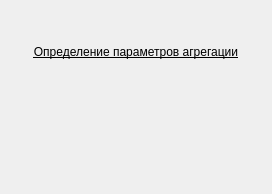
Before: the Qt Designer form choisedialog/agr1.ui in krang4d/Agrekola, drawn with Qt 5.
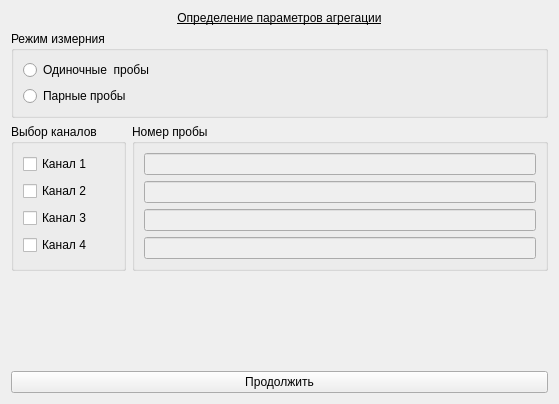
After: the same form once the commit is applied. Custom widgets are drawn as their Qt base class.

```diff
--- a/choisedialog/agr1.ui
+++ b/choisedialog/agr1.ui
@@ -6,8 +6,8 @@
    <rect>
     <x>0</x>
     <y>0</y>
-    <width>272</width>
-    <height>194</height>
+    <width>559</width>
+    <height>381</height>
    </rect>
   </property>
   <property name="windowTitle">
@@ -25,18 +25,143 @@
     </widget>
    </item>
    <item>
-    <widget class="StartMeasurment" name="widget" native="true"/>
+    <widget class="QGroupBox" name="groupBox_test1probe">
+     <property name="sizePolicy">
+      <sizepolicy hsizetype="Preferred" vsizetype="Fixed">
+       <horstretch>0</horstretch>
+       <verstretch>0</verstretch>
+      </sizepolicy>
+     </property>
+     <property name="title">
+      <string notr="true">Режим измерния</string>
+     </property>
+     <property name="flat">
+      <bool>false</bool>
+     </property>
+     <property name="checkable">
+      <bool>false</bool>
+     </property>
+     <layout class="QVBoxLayout" name="verticalLayout_11">
+      <item>
+       <widget class="QRadioButton" name="radioButton_test1single">
+        <property name="text">
+         <string>Одиночные  пробы</string>
+        </property>
+       </widget>
+      </item>
+      <item>
+       <widget class="QRadioButton" name="radioButton_test1double">
+        <property name="text">
+         <string>Парные пробы</string>
+        </property>
+       </widget>
+      </item>
+     </layout>
+    </widget>
+   </item>
+   <item>
+    <layout class="QHBoxLayout" name="horizontalLayout">
+     <item>
+      <widget class="QGroupBox" name="groupBox_test1chls">
+       <property name="title">
+        <string>Выбор каналов</string>
+       </property>
+       <layout class="QVBoxLayout" name="verticalLayout_9">
+        <item>
+         <widget class="QCheckBox" name="checkBox_test1ch1">
+          <property name="text">
+           <string>Канал 1</string>
+          </property>
+         </widget>
+        </item>
+        <item>
+         <widget class="QCheckBox" name="checkBox_test1ch2">
+          <property name="text">
+           <string>Канал 2</string>
+          </property>
+         </widget>
+        </item>
+        <item>
+         <widget class="QCheckBox" name="checkBox_test1ch3">
+          <property name="text">
+           <string>Канал 3</string>
+          </property>
+         </widget>
+        </item>
+        <item>
+         <widget class="QCheckBox" name="checkBox_test1ch4">
+          <property name="text">
+           <string>Канал 4</string>
+          </property>
+         </widget>
+        </item>
+       </layout>
+      </widget>
+     </item>
+     <item>
+      <widget class="QGroupBox" name="groupBox_test1probs">
+       <property name="title">
+        <string>Номер пробы</string>
+       </property>
+       <layout class="QVBoxLayout" name="verticalLayout_10">
+        <item>
+         <widget class="QLineEdit" name="lineEdit_test1ch1">
+          <property name="enabled">
+           <bool>false</bool>
+          </property>
+         </widget>
+        </item>
+        <item>
+         <widget class="QLineEdit" name="lineEdit_test1ch2">
+          <property name="enabled">
+           <bool>false</bool>
+          </property>
+         </widget>
+        </item>
+        <item>
+         <widget class="QLineEdit" name="lineEdit_test1ch3">
+          <property name="enabled">
+           <bool>false</bool>
+          </property>
+         </widget>
+        </item>
+        <item>
+         <widget class="QLineEdit" name="lineEdit_test1ch4">
+          <property name="enabled">
+           <bool>false</bool>
+          </property>
+         </widget>
+        </item>
+       </layout>
+      </widget>
+     </item>
+    </layout>
+   </item>
+   <item>
+    <spacer name="verticalSpacer_test1">
+     <property name="orientation">
+      <enum>Qt::Vertical</enum>
+     </property>
+     <property name="sizeType">
+      <enum>QSizePolicy::MinimumExpanding</enum>
+     </property>
+     <property name="sizeHint" stdset="0">
+      <size>
+       <width>419</width>
+       <height>94</height>
+      </size>
+     </property>
+    </spacer>
+   </item>
+   <item>
+    <widget class="QPushButton" name="pushButton_test1">
+     <property name="text">
+      <string>Продолжить</string>
+     </property>
+    </widget>
    </item>
   </layout>
  </widget>
- <customwidgets>
-  <customwidget>
-   <class>StartMeasurment</class>
-   <extends>QWidget</extends>
-   <header location="global">startmeasurment.h</header>
-   <container>1</container>
-  </customwidget>
- </customwidgets>
  <resources/>
  <connections/>
 </ui>
```
Left out of the diff: 2 changed lines with no effect on the pictures.
